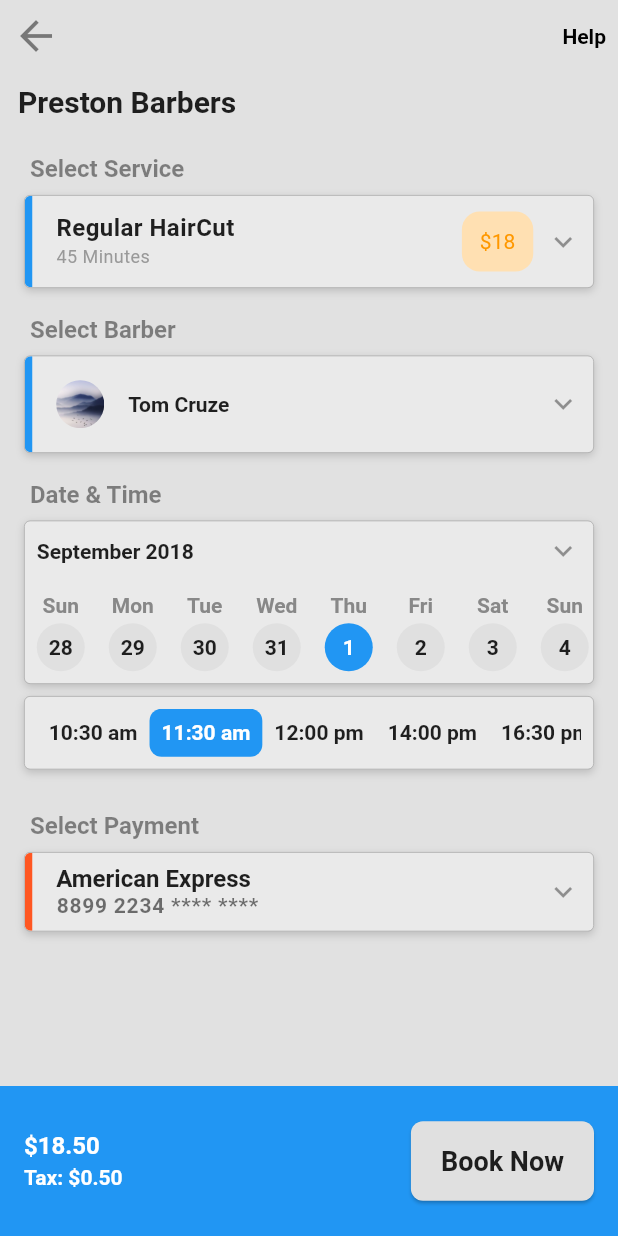
After one commit to preston0769/Flutter-Practice, a Flutter app: the screen it shows after launch, after a tap on "Appoinment", on a phone screen of 412 x 824 dp. The commit adds this screen. Run offline on Flutter 3.47's test engine with Material 2 defaults, Android fonts, the phone set to English and light mode, and no system bars; our stand-ins replace font_awesome_flutter; missing offline and left inert: fluttery.

Commit message:
Finish the appointment app layout

```diff
--- /dev/null
+++ b/Layouts/LayoutGallery/layout_gallery/lib/appointmentLayout/appointmentLayout.dart
@@ -0,0 +1,470 @@
+import 'package:flutter/material.dart';
+
+class AppointmentLayout extends StatefulWidget {
+  @override
+  _AppointmentLayoutState createState() => _AppointmentLayoutState();
+}
+
+class _AppointmentLayoutState extends State<AppointmentLayout> {
+  Widget _buildAppBar() {
+    return Row(
+      children: <Widget>[
+        Icon(
+          Icons.arrow_back,
+          color: Colors.black.withAlpha(120),
+          size: 32.0,
+        ),
+        Expanded(
+          child: new Container(),
+        ),
+        Text("Help",
+            style: TextStyle(
+                color: Colors.black,
+                fontSize: 14.0,
+                fontWeight: FontWeight.bold))
+      ],
+    );
+  }
+
+  Widget _buildSeviceModelContent(BuildContext context) {
+    return Row(
+      children: <Widget>[
+        Padding(
+          padding: const EdgeInsets.only(left: 16.0, top: 12.0, bottom: 12.0),
+          child: Column(
+            crossAxisAlignment: CrossAxisAlignment.start,
+            children: <Widget>[
+              Text(
+                "Regular HairCut",
+                style: TextStyle(
+                    fontWeight: FontWeight.bold,
+                    fontSize: 16.0,
+                    letterSpacing: 0.3,
+                    height: 1.2),
+              ),
+              Text("45 Minutes",
+                  style: TextStyle(
+                      color: Color(0xFF999999),
+                      fontSize: 12.0,
+                      letterSpacing: 0.3,
+                      height: 1.5)),
+            ],
+          ),
+        ),
+        Expanded(
+          child: Container(),
+        ),
+        Container(
+          padding: EdgeInsets.all(12.0),
+          decoration: BoxDecoration(
+              color: Colors.orange.shade100,
+              borderRadius: BorderRadius.all(
+                Radius.circular(12.0),
+              )),
+          child: Text(
+            "\$18",
+            style: TextStyle(color: Colors.orange),
+          ),
+        ),
+      ],
+    );
+  }
+
+  Widget _buildBarberModelContent(BuildContext context) {
+    return Row(
+      children: <Widget>[
+        Padding(
+          padding: const EdgeInsets.all(16.0),
+          child: ClipRRect(
+            borderRadius: BorderRadius.circular(16.0),
+            child: Image.asset(
+              "assets/flip_carosel/object1.jpg",
+              fit: BoxFit.cover,
+              height: 32.0,
+              width: 32.0,
+            ),
+          ),
+        ),
+        Text("Tom Cruze", style: TextStyle(fontWeight: FontWeight.w600))
+      ],
+    );
+  }
+
+  Widget _buildDateSelector() {
+    return CommonBox(
+      label: "Date & Time",
+      child: Container(
+        child: Column(
+          children: <Widget>[
+            Row(
+              mainAxisAlignment: MainAxisAlignment.spaceBetween,
+              children: <Widget>[
+                Padding(
+                  padding: const EdgeInsets.all(8.0),
+                  child: Text(
+                    "September 2018",
+                    style:
+                        TextStyle(fontWeight: FontWeight.bold, fontSize: 14.0),
+                  ),
+                ),
+                Padding(
+                  padding: const EdgeInsets.all(8.0),
+                  child: Center(
+                      child: Icon(
+                    Icons.keyboard_arrow_down,
+                    color: Colors.black.withAlpha(100),
+                  )),
+                )
+              ],
+            ),
+            Container(
+              width: double.infinity,
+              child: SingleChildScrollView(
+                scrollDirection: Axis.horizontal,
+                child: Row(
+                  children: <Widget>[
+                    DateItem(dateStr: "Sun", dayNum: 28),
+                    DateItem(dateStr: "Mon", dayNum: 29),
+                    DateItem(dateStr: "Tue", dayNum: 30),
+                    DateItem(dateStr: "Wed", dayNum: 31),
+                    DateItem(
+                      dateStr: "Thu",
+                      dayNum: 1,
+                      isActive: true,
+                    ),
+                    DateItem(dateStr: "Fri", dayNum: 2),
+                    DateItem(dateStr: "Sat", dayNum: 3),
+                    DateItem(dateStr: "Sun", dayNum: 4),
+                    DateItem(dateStr: "Mon", dayNum: 5),
+                    DateItem(dateStr: "Tue", dayNum: 6),
+                  ],
+                ),
+              ),
+            )
+          ],
+        ),
+      ),
+    );
+  }
+
+  Widget _buildTimeSelector() {
+    return CommonBox(
+      label: "",
+      child: Container(
+        padding: EdgeInsets.all(8.0),
+        width: double.infinity,
+        child: SingleChildScrollView(
+          scrollDirection: Axis.horizontal,
+          child: Row(
+            children: <Widget>[
+              TimeItem(timeLabel: "10:30 am"),
+              TimeItem(
+                timeLabel: "11:30 am",
+                isActive: true,
+              ),
+              TimeItem(timeLabel: "12:00 pm"),
+              TimeItem(timeLabel: "14:00 pm"),
+              TimeItem(timeLabel: "16:30 pm"),
+            ],
+          ),
+        ),
+      ),
+    );
+  }
+
+  Widget _cardModelViewBuilder(BuildContext context) {
+    return Row(
+      children: <Widget>[
+        Padding(
+          padding: const EdgeInsets.only(left: 16.0, top: 8.0, bottom: 8.0),
+          child: Column(
+            crossAxisAlignment: CrossAxisAlignment.start,
+            children: <Widget>[
+              Text(
+                "American Express",
+                style: TextStyle(
+                    fontWeight: FontWeight.bold,
+                    color: Colors.black87,
+                    fontSize: 16.0,
+                    height: 1.2),
+              ),
+              Text(
+                "8899 2234 **** ****",
+                style: TextStyle(
+                    fontWeight: FontWeight.bold,
+                    color: Colors.black54,
+                    fontSize: 14.0,
+                    height: 1.2,
+                    letterSpacing: 0.5),
+              ),
+            ],
+          ),
+        )
+      ],
+    );
+  }
+
+  Widget _builtBottomControl() {
+    return Container(
+      color: Theme.of(context).primaryColor,
+      height: 100.0,
+      width: double.infinity,
+      child: Padding(
+        padding: EdgeInsets.all(16.0),
+        child: Row(
+          children: <Widget>[
+            Column(
+              mainAxisAlignment: MainAxisAlignment.center,
+              crossAxisAlignment: CrossAxisAlignment.start,
+              children: <Widget>[
+                Text(
+                  "\$18.50",
+                  style: TextStyle(
+                      color: Colors.white,
+                      fontWeight: FontWeight.bold,
+                      fontSize: 16.0),
+                ),
+                Text(
+                  "Tax: \$0.50",
+                  style: TextStyle(
+                    color: Colors.white,
+                    height: 1.5,
+                    fontWeight: FontWeight.bold,
+                  ),
+                ),
+              ],
+            ),
+            Expanded(
+              child: Container(),
+            ),
+            RaisedButton(
+              padding: EdgeInsets.only(
+                  top: 16.0, bottom: 16.0, left: 20.0, right: 20.0),
+              shape: RoundedRectangleBorder(
+                  borderRadius: BorderRadius.circular(8.0)),
+              elevation: 1.0,
+              child: Text(
+                "Book Now",
+                style: TextStyle(fontWeight: FontWeight.bold, fontSize: 18.0),
+              ),
+              onPressed: () {},
+            )
+          ],
+        ),
+      ),
+    );
+  }
+
+  @override
+  Widget build(BuildContext context) {
+    return Scaffold(
+      backgroundColor: Color(0xFFE1E1E1),
+      body: Container(
+        child: SafeArea(
+            child: Padding(
+          padding: const EdgeInsets.all(8.0),
+          child: Column(
+            crossAxisAlignment: CrossAxisAlignment.start,
+            children: <Widget>[
+              _buildAppBar(),
+              Padding(
+                padding:
+                    const EdgeInsets.only(left: 4.0, top: 16.0, bottom: 16.0),
+                child: Text("Preston Barbers",
+                    style:
+                        TextStyle(fontSize: 20.0, fontWeight: FontWeight.bold)),
+              ),
+              Expanded(
+                child: SingleChildScrollView(
+                  child: Column(
+                    crossAxisAlignment: CrossAxisAlignment.start,
+                    children: <Widget>[
+                      RoundedSelectorWithLabel(
+                        label: "Select Service",
+                        builder: _buildSeviceModelContent,
+                      ),
+                      SizedBox(
+                        height: 10.0,
+                      ),
+                      RoundedSelectorWithLabel(
+                        label: "Select Barber",
+                        builder: _buildBarberModelContent,
+                      ),
+                      SizedBox(
+                        height: 10.0,
+                      ),
+                      _buildDateSelector(),
+                      _buildTimeSelector(),
+                      SizedBox(
+                        height: 20.0,
+                      ),
+                      RoundedSelectorWithLabel(
+                        label: "Select Payment",
+                         highlightColor: Colors.deepOrange,
+                        builder: _cardModelViewBuilder,
+                      ),
+                    ],
+                  ),
+                ),
+              )
+            ],
+          ),
+        )),
+      ),
+      bottomNavigationBar: _builtBottomControl(),
+    );
+  }
+}
+
+class RoundedSelectorWithLabel extends StatefulWidget {
+  final String label;
+  final WidgetBuilder builder;
+  final Color highlightColor;
+  RoundedSelectorWithLabel(
+      {@required this.label,
+      @required this.builder,
+      this.highlightColor = Colors.blue});
+  @override
+  _RoundedSelectorWithLabelState createState() =>
+      _RoundedSelectorWithLabelState();
+}
+
+class _RoundedSelectorWithLabelState extends State<RoundedSelectorWithLabel> {
+  @override
+  Widget build(BuildContext context) {
+    return CommonBox(
+      label: widget.label,
+      child: IntrinsicHeight(
+        child: Row(
+          children: <Widget>[
+            Container(
+              color: widget.highlightColor,
+              width: 5.0,
+              // child: Container(),
+            ),
+            Expanded(child: widget.builder(context)),
+            Padding(
+              padding: const EdgeInsets.all(8.0),
+              child: Center(
+                  child: Icon(
+                Icons.keyboard_arrow_down,
+                color: Colors.black.withAlpha(100),
+              )),
+            )
+          ],
+        ),
+      ),
+    );
+  }
+}
+
+class CommonBox extends StatelessWidget {
+  final String label;
+  final Widget child;
+  final Color backgroundColor;
+  final borderRadius;
+  CommonBox(
+      {@required this.child,
+      this.label,
+      this.borderRadius = 4.0,
+      this.backgroundColor = const Color(0xFFEAEAEA)});
+  @override
+  Widget build(BuildContext context) {
+    return Container(
+        padding: EdgeInsets.only(left: 8.0, right: 8.0),
+        child: Column(
+            crossAxisAlignment: CrossAxisAlignment.start,
+            children: <Widget>[
+              label.isNotEmpty
+                  ? Padding(
+                      padding: const EdgeInsets.only(
+                          left: 4.0, top: 8.0, bottom: 8.0),
+                      child: Text(label,
+                          style: TextStyle(
+                              fontSize: 16.0,
+                              color: Colors.black45,
+                              fontWeight: FontWeight.w600)),
+                    )
+                  : Padding(padding: const EdgeInsets.only(top: 8.0)),
+              Container(
+                  decoration: BoxDecoration(
+                    borderRadius: BorderRadius.circular(borderRadius),
+                    color: backgroundColor,
+                    boxShadow: <BoxShadow>[
+                      BoxShadow(
+                          color: Colors.grey.shade400,
+                          blurRadius: 4.0,
+                          offset: Offset(0.0, 2.0))
+                    ],
+                    border: Border.all(
+                        color: Color(0xFFABABAB),
+                        style: BorderStyle.solid,
+                        width: 0.5),
+                  ),
+                  child: ClipRRect(
+                    borderRadius:
+                        BorderRadius.all(Radius.circular(borderRadius)),
+                    child: child,
+                  ))
+            ]));
+  }
+}
+
+class DateItem extends StatelessWidget {
+  final String dateStr;
+  final int dayNum;
+  final bool isActive;
+  DateItem({this.dateStr, this.dayNum, this.isActive = false});
+  @override
+  Widget build(BuildContext context) {
+    return Container(
+      padding: EdgeInsets.all(8.0),
+      child: Column(
+        children: <Widget>[
+          Text(dateStr,
+              style: TextStyle(
+                  fontWeight: FontWeight.bold, color: Color(0xFF888888))),
+          Padding(
+            padding: const EdgeInsets.only(top: 4.0),
+            child: Container(
+              height: 32.0,
+              width: 32.0,
+              decoration: BoxDecoration(
+                  shape: BoxShape.circle,
+                  color: isActive ? Colors.blue : Colors.grey.shade300),
+              child: Center(
+                child: Text(
+                  dayNum.toString(),
+                  style: TextStyle(
+                      color: isActive ? Colors.white : Colors.black87,
+                      fontWeight: FontWeight.bold),
+                ),
+              ),
+            ),
+          )
+        ],
+      ),
+    );
+  }
+}
+
+class TimeItem extends StatelessWidget {
+  final String timeLabel;
+  final bool isActive;
+  TimeItem({@required this.timeLabel, this.isActive = false});
+  @override
+  Widget build(BuildContext context) {
+    return Container(
+      padding: EdgeInsets.all(8.0),
+      decoration: BoxDecoration(
+          borderRadius: BorderRadius.circular(8.0),
+          color: isActive ? Colors.blue : Colors.transparent),
+      child: Text(
+        timeLabel,
+        style: TextStyle(
+            color: isActive ? Colors.white : Colors.black87,
+            fontWeight: FontWeight.w600),
+      ),
+    );
+  }
+}
--- a/Layouts/LayoutGallery/layout_gallery/lib/main.dart
+++ b/Layouts/LayoutGallery/layout_gallery/lib/main.dart
@@ -12,7 +12,7 @@ class MyApp extends StatelessWidget {
   Widget build(BuildContext context) {
     return MaterialApp(
       theme: ThemeData(
-          brightness: Brightness.light, primarySwatch: Colors.deepOrange),
+          brightness: Brightness.light, primarySwatch: Colors.blue),
       home: MyHomePage(),
     );
   }
--- a/Layouts/LayoutGallery/layout_gallery/lib/navigationPage.dart
+++ b/Layouts/LayoutGallery/layout_gallery/lib/navigationPage.dart
@@ -1,6 +1,7 @@
 import 'dart:math';
 
 import 'package:flutter/material.dart';
+import 'package:layout_gallery/appointmentLayout/appointmentLayout.dart';
 import 'package:layout_gallery/flipcaroselLayout.dart';
 import 'package:layout_gallery/furnitureshopLayout.dart';
 import 'package:layout_gallery/loginLayout.dart';
@@ -20,7 +21,11 @@ List<NavigationItem> screens = [
   new NavigationItem(
       sreen: FurnitureShopLayout(),
       title: "Furniture Shop",
-      subTitle: "Furniture shop")
+      subTitle: "Furniture shop"),
+  new NavigationItem(
+      sreen: AppointmentLayout(),
+      title: "Appoinment",
+      subTitle: "Drop down and selector")
 ];
 
 List<Color> colors = [
```
Also changed, not shown: 1 other file.
